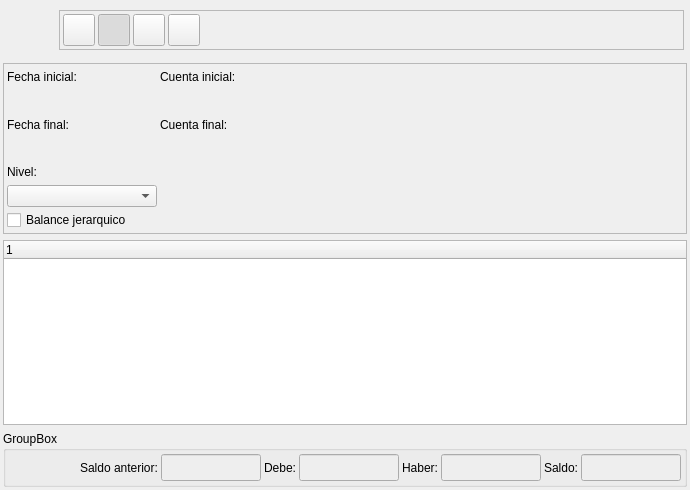
Above: bulmages/bulmacont/plugins/pluginbc_balance/balancebase.ui from eboladev/Bulmages-1 before the change. Below: the same form after it.
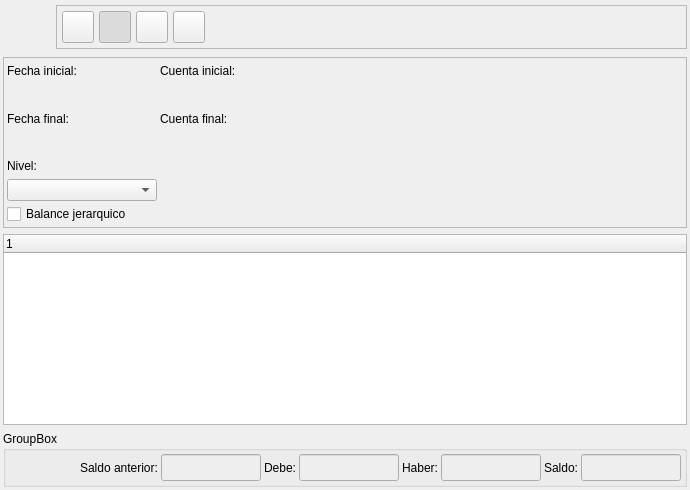
That is the form after the change. Icons and pictures are not drawn. Custom widgets are drawn as their Qt base class.

```diff
--- a/bulmages/bulmacont/plugins/pluginbc_balance/balancebase.ui
+++ b/bulmages/bulmacont/plugins/pluginbc_balance/balancebase.ui
@@ -10,10 +10,8 @@
     <height>490</height>
    </rect>
   </property>
-  <property name="sizePolicy" >
-   <sizepolicy>
-    <hsizetype>0</hsizetype>
-    <vsizetype>0</vsizetype>
+  <property name="sizePolicy">
+   <sizepolicy hsizetype="Fixed" vsizetype="Fixed">
     <horstretch>0</horstretch>
     <verstretch>0</verstretch>
    </sizepolicy>
@@ -38,19 +36,17 @@
     <number>6</number>
    </property>
    <item>
-    <layout class="QHBoxLayout" >
-     <property name="margin" >
-      <number>3</number>
-     </property>
-     <property name="spacing" >
+    <layout class="QHBoxLayout">
+     <property name="spacing">
       <number>5</number>
      </property>
+     <property name="margin">
+      <number>0</number>
+     </property>
      <item>
-      <widget class="QLabel" name="pixmapLabel1" >
-       <property name="sizePolicy" >
-        <sizepolicy>
-         <hsizetype>0</hsizetype>
-         <vsizetype>0</vsizetype>
+      <widget class="QLabel" name="pixmapLabel1">
+       <property name="sizePolicy">
+        <sizepolicy hsizetype="Fixed" vsizetype="Fixed">
          <horstretch>0</horstretch>
          <verstretch>0</verstretch>
         </sizepolicy>
@@ -76,11 +72,9 @@
       </widget>
      </item>
      <item>
-      <widget class="QFrame" name="frame_3" >
-       <property name="sizePolicy" >
-        <sizepolicy>
-         <hsizetype>7</hsizetype>
-         <vsizetype>0</vsizetype>
+      <widget class="QFrame" name="frame_3">
+       <property name="sizePolicy">
+        <sizepolicy hsizetype="Expanding" vsizetype="Fixed">
          <horstretch>0</horstretch>
          <verstretch>3</verstretch>
         </sizepolicy>
@@ -91,12 +85,12 @@
        <property name="frameShadow" >
         <enum>QFrame::Raised</enum>
        </property>
-       <layout class="QGridLayout" >
-        <property name="margin" >
-         <number>3</number>
+       <layout class="QGridLayout">
+        <property name="margin">
+         <number>5</number>
         </property>
-        <property name="spacing" >
-         <number>3</number>
+        <property name="spacing">
+         <number>5</number>
         </property>
         <item row="0" column="2" >
          <widget class="QToolButton" name="mui_filtrar" >
@@ -300,12 +294,10 @@
       <property name="spacing" >
        <number>3</number>
       </property>
-      <item row="0" column="0" >
-       <widget class="QLabel" name="TextLabel1_2_2" >
-        <property name="sizePolicy" >
-         <sizepolicy>
-          <hsizetype>0</hsizetype>
-          <vsizetype>0</vsizetype>
+      <item row="0" column="0">
+       <widget class="QLabel" name="TextLabel1_2_2">
+        <property name="sizePolicy">
+         <sizepolicy hsizetype="Fixed" vsizetype="Fixed">
           <horstretch>0</horstretch>
           <verstretch>0</verstretch>
          </sizepolicy>
@@ -335,12 +327,10 @@
         </property>
        </spacer>
       </item>
-      <item row="1" column="0" >
-       <widget class="BlDateSearch" native="1" name="m_fechainicial1" >
-        <property name="sizePolicy" >
-         <sizepolicy>
-          <hsizetype>0</hsizetype>
-          <vsizetype>0</vsizetype>
+      <item row="1" column="0">
+       <widget class="BlDateSearch" name="m_fechainicial1" native="true">
+        <property name="sizePolicy">
+         <sizepolicy hsizetype="Fixed" vsizetype="Fixed">
           <horstretch>0</horstretch>
           <verstretch>0</verstretch>
          </sizepolicy>
@@ -390,12 +380,10 @@
         </property>
        </spacer>
       </item>
-      <item row="3" column="0" >
-       <widget class="BlDateSearch" native="1" name="m_fechafinal1" >
-        <property name="sizePolicy" >
-         <sizepolicy>
-          <hsizetype>0</hsizetype>
-          <vsizetype>0</vsizetype>
+      <item row="3" column="0">
+       <widget class="BlDateSearch" name="m_fechafinal1" native="true">
+        <property name="sizePolicy">
+         <sizepolicy hsizetype="Fixed" vsizetype="Fixed">
           <horstretch>0</horstretch>
           <verstretch>0</verstretch>
          </sizepolicy>
@@ -408,12 +396,10 @@
         </property>
        </widget>
       </item>
-      <item row="3" column="1" >
-       <widget class="BcBuscarCuenta" native="1" name="m_codigofinal" >
-        <property name="sizePolicy" >
-         <sizepolicy>
-          <hsizetype>0</hsizetype>
-          <vsizetype>0</vsizetype>
+      <item row="3" column="1">
+       <widget class="BcBuscarCuenta" name="m_codigofinal" native="true">
+        <property name="sizePolicy">
+         <sizepolicy hsizetype="Fixed" vsizetype="Fixed">
           <horstretch>0</horstretch>
           <verstretch>0</verstretch>
          </sizepolicy>
@@ -819,7 +805,7 @@
    </item>
   </layout>
  </widget>
- <layoutdefault spacing="3" margin="3" />
+ <layoutdefault spacing="3" margin="3"/>
  <customwidgets>
   <customwidget>
    <class>BlDateSearch</class>
```
Left out of the diff: 439 changed lines with no effect on the pictures.
